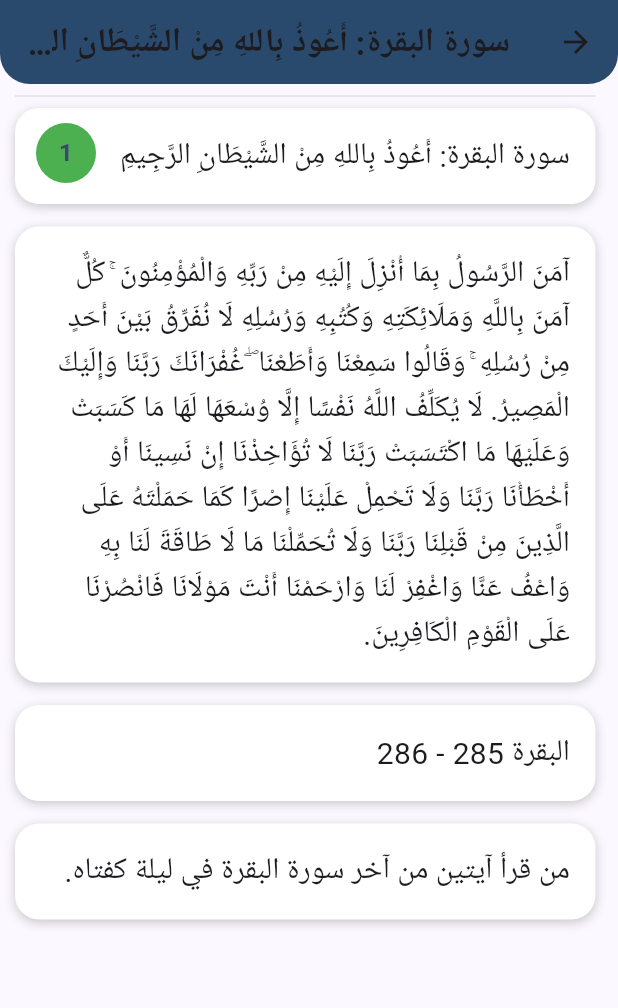
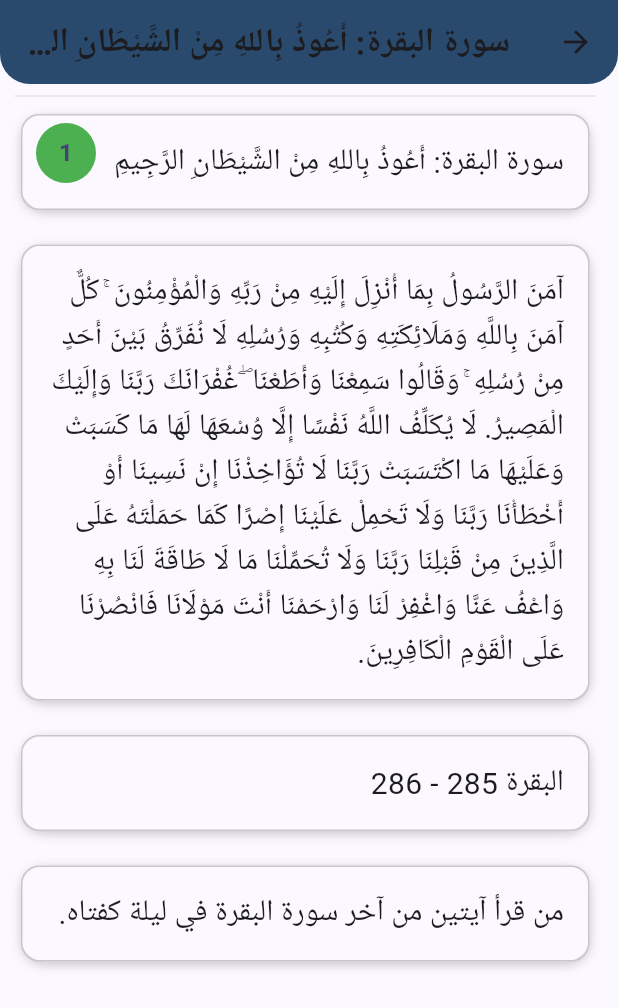
Before and after one commit to badri784/tasbih, a Flutter app: the Openzekr screen opened directly with sample values from the repository, on a phone screen of 412 x 824 dp. Shown: the top 1008 px of the screen. Run offline on Flutter 3.47's test engine with Material 3 defaults, Android fonts, the phone set to English and light mode, and no system bars; our stand-ins replace flutter_riverpod.

Commit message:
add dark and light theme , add nav_bar_pprivider

```diff
--- /dev/null
+++ b/lib/StateMangment/theme_mode_provider.dart
@@ -0,0 +1,13 @@
+import 'package:flutter/material.dart';
+import 'package:flutter_riverpod/flutter_riverpod.dart';
+
+class ThemeModeProvider extends StateNotifier<ThemeMode> {
+  ThemeModeProvider() : super(ThemeMode.light);
+  void onToggleTheme() {
+    state = state == ThemeMode.light ? ThemeMode.dark : ThemeMode.light;
+  }
+}
+
+final themeModePro = StateNotifierProvider<ThemeModeProvider, ThemeMode>(
+  (red) => ThemeModeProvider(),
+);
--- a/lib/screen/openzekr.dart
+++ b/lib/screen/openzekr.dart
@@ -30,7 +30,6 @@ class _OpenzekrState extends State<Openzekr> {
         shape: const RoundedRectangleBorder(
           borderRadius: BorderRadius.vertical(bottom: Radius.circular(20)),
         ),
-
         backgroundColor: const Color.fromARGB(255, 36, 73, 104),
         title: Text(
           widget.item.titlezekr,
@@ -48,11 +47,12 @@ class _OpenzekrState extends State<Openzekr> {
 
           Stack(
             children: [
-              Container(
+              Card.outlined(
+                child: Container(
                   width: double.infinity,
                   padding: const EdgeInsets.all(1),
                   decoration: BoxDecoration(
-                  color: Colors.white,
+                    color: Theme.of(context).colorScheme.surface,
                     borderRadius: BorderRadius.circular(16),
                     boxShadow: [
                       BoxShadow(
@@ -67,6 +67,7 @@ class _OpenzekrState extends State<Openzekr> {
                     child: Text(
                       widget.item.titlezekr,
                       style: const TextStyle(fontSize: 20),
+                    ),
                   ),
                 ),
               ),
@@ -85,13 +86,14 @@ class _OpenzekrState extends State<Openzekr> {
             ],
           ),
           const SizedBox(height: 15),
-          Stack(
+          Card.outlined(
+            child: Stack(
               children: [
                 Container(
                   width: double.infinity,
                   padding: const EdgeInsets.all(1),
                   decoration: BoxDecoration(
-                  color: Colors.white,
+                    color: Theme.of(context).colorScheme.surface,
                     borderRadius: BorderRadius.circular(16),
                     boxShadow: [
                       BoxShadow(
@@ -111,15 +113,17 @@ class _OpenzekrState extends State<Openzekr> {
                 ),
               ],
             ),
+          ),
           const SizedBox(height: 15),
           if (widget.item.referance != null)
-            Stack(
+            Card.outlined(
+              child: Stack(
                 children: [
                   Container(
                     width: double.infinity,
                     padding: const EdgeInsets.all(1),
                     decoration: BoxDecoration(
-                    color: Colors.white,
+                      color: Theme.of(context).colorScheme.surface,
                       borderRadius: BorderRadius.circular(16),
                       boxShadow: [
                         BoxShadow(
@@ -139,15 +143,17 @@ class _OpenzekrState extends State<Openzekr> {
                   ),
                 ],
               ),
+            ),
           const SizedBox(height: 15),
           if (widget.item.note != null)
-            Stack(
+            Card.outlined(
+              child: Stack(
                 children: [
                   Container(
                     width: double.infinity,
                     padding: const EdgeInsets.all(1),
                     decoration: BoxDecoration(
-                    color: Colors.white,
+                      color: Theme.of(context).colorScheme.surface,
                       borderRadius: BorderRadius.circular(16),
                       boxShadow: [
                         BoxShadow(
@@ -166,6 +172,7 @@ class _OpenzekrState extends State<Openzekr> {
                     ),
                   ),
                 ],
+              ),
             ),
           Container(
             padding: const EdgeInsets.only(left: 1, right: 1),
```
Also changed, not shown: lib/StateMangment/open_zekr_provider.dart (+6 -7 lines), lib/main.dart (+19 -2 lines), lib/screen/settings_secreen.dart (added, +24 -0 lines), lib/widget/counter.dart (+8 -11 lines), lib/widget/drawer.dart (+12 -7 lines), lib/StateMangment/nav_bar_provider.dart (added). Lines whose indentation alone changed are shown as unchanged.
